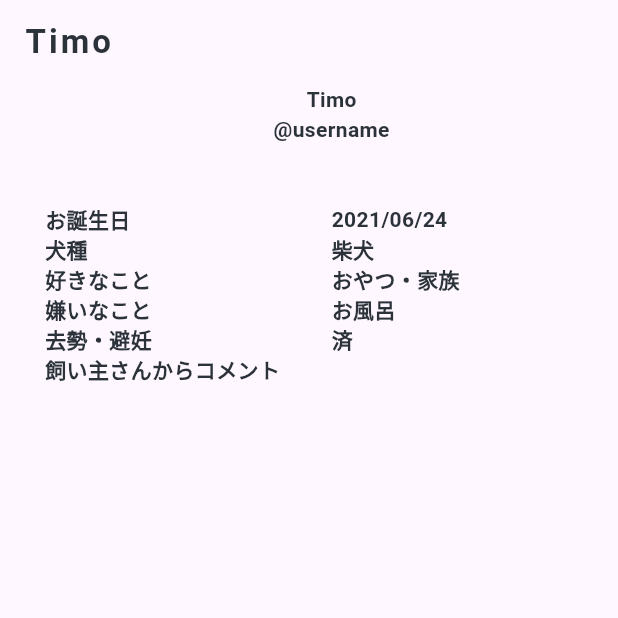
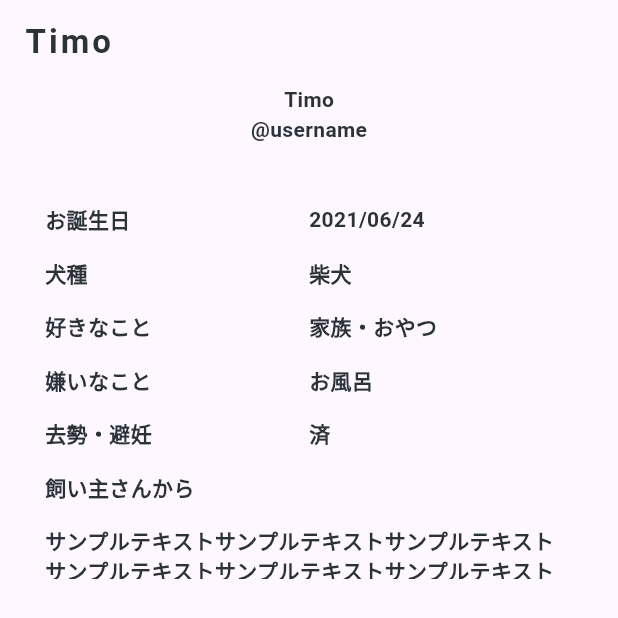
Before and after one commit to YunaSuzuki/timo, a Flutter app: the screen it shows after launch, on a phone screen of 412 x 824 dp. Shown: the top 618 px of the screen. Run offline on Flutter 3.47's test engine with Material 3 defaults, Android fonts, the phone set to English and light mode, and no system bars; drawn by our look-alikes of flutter_layout_grid.

Commit message:
petProfilePage detail-profile using LayoutGrid

```diff
--- a/lib/main.dart
+++ b/lib/main.dart
@@ -30,7 +30,7 @@ class ProfilePage extends StatelessWidget {
         ),
       ),
       body: Container(
-        padding: EdgeInsets.only(left: 30.0),
+        padding: EdgeInsets.only(left: 30.0, right: 30.0),
         child: Column(
           children: <Widget>[
             //ProfileImage
@@ -41,51 +41,50 @@ class ProfilePage extends StatelessWidget {
               child: Text('@username', style: profileTextStyle,),
             ),
             SizedBox(height: 40.0,),
-            Table(
-              children: <TableRow>[
-                TableRow(
-                  children: <Widget>[
-                    TableCell(child: Text('お誕生日', style: profileTextStyle,)),
-                    TableCell(child: Text('2021/06/24', style: profileTextStyle,)),
-                  ],
-                ),
-                TableRow(
-                  children: <Widget>[
-                    TableCell(child: Text('犬種', style: profileTextStyle,)),
-                    TableCell(child: Text('柴犬', style: profileTextStyle,)),
-                  ],
-                ),
-                TableRow(
-                  children: <Widget>[
-                    TableCell(child: Text('好きなこと', style: profileTextStyle,)),
-                    TableCell(child: Text('おやつ・家族', style: profileTextStyle,)),
-                  ],
-                ),
-                TableRow(
-                  children: <Widget>[
-                    TableCell(child: Text('嫌いなこと', style: profileTextStyle,)),
-                    TableCell(child: Text('お風呂', style: profileTextStyle,)),
-                  ],
-                ),
-                TableRow(
-                  children: <Widget>[
-                    TableCell(
-                      child: Text('去勢・避妊', style: profileTextStyle,)
-                    ),
-                    TableCell(child: Text('済', style: profileTextStyle,)),
-                  ],
-                ),
-                TableRow(
-                  children: <Widget>[
-                    TableCell(
-                        child: Text('飼い主さんからコメント', style: profileTextStyle,)
-                    ),
-                    TableCell(
-                        child: Text('')
-                    ),
-                  ],
-                ),
-              ],
+            SizedBox(
+              height: 250,
+              child: LayoutGrid(
+                columnSizes: [1.fr, 1.fr],
+                rowSizes: [1.fr, 1.fr, 1.fr, 1.fr, 1.fr, 1.fr, 1.fr],
+                children: <Widget>[
+                  Container(
+                    child: Text('お誕生日', style: profileTextStyle,),
+                  ).withGridPlacement(columnStart: 0, rowStart: 0),
+                  Container(
+                    child: Text('2021/06/24', style: profileTextStyle,),
+                  ).withGridPlacement(columnStart: 1, rowStart: 0),
+                  Container(
+                    child: Text('犬種', style: profileTextStyle,),
+                  ).withGridPlacement(columnStart: 0, rowStart: 1),
+                  Container(
+                    child: Text('柴犬', style: profileTextStyle,),
+                  ).withGridPlacement(columnStart: 1, rowStart: 1),
+                  Container(
+                    child: Text('好きなこと', style: profileTextStyle,),
+                  ).withGridPlacement(columnStart: 0, rowStart: 2),
+                  Container(
+                    child: Text('家族・おやつ', style: profileTextStyle,),
+                  ).withGridPlacement(columnStart: 1, rowStart: 2),
+                  Container(
+                    child: Text('嫌いなこと', style: profileTextStyle,),
+                  ).withGridPlacement(columnStart: 0, rowStart: 3),
+                  Container(
+                    child: Text('お風呂', style: profileTextStyle,),
+                  ).withGridPlacement(columnStart: 1, rowStart: 3),
+                  Container(
+                    child: Text('去勢・避妊', style: profileTextStyle,),
+                  ).withGridPlacement(columnStart: 0, rowStart: 4),
+                  Container(
+                    child: Text('済', style: profileTextStyle,),
+                  ).withGridPlacement(columnStart: 1, rowStart: 4),
+                  Container(
+                    child: Text('飼い主さんから', style: profileTextStyle,),
+                  ).withGridPlacement(columnStart: 0, rowStart: 5, columnSpan: 2),
+                  Container(
+                    child: Text('サンプルテキストサンプルテキストサンプルテキストサンプルテキストサンプルテキストサンプルテキスト', style: profileTextStyle,),
+                  ).withGridPlacement(columnStart: 0, rowStart: 6, columnSpan: 2),
+                ],
+              ),
             ),
           ],
         ),
```
